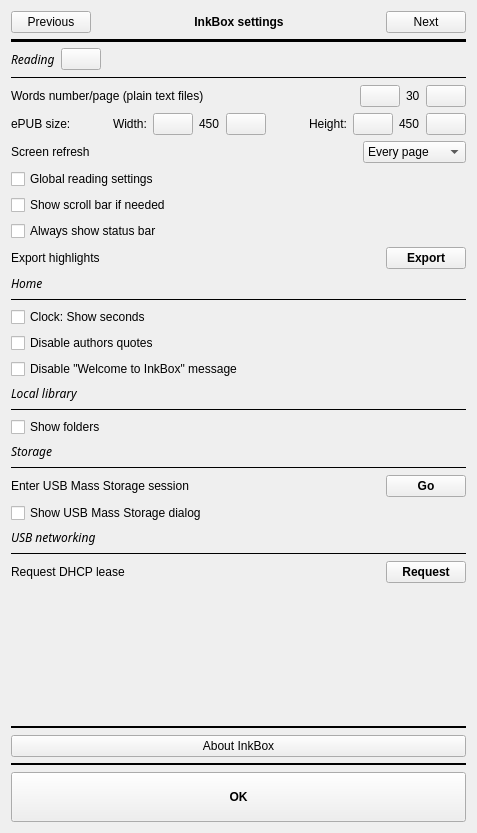
Szybet/inkbox, file src/settings/settings.ui: the form before one commit.
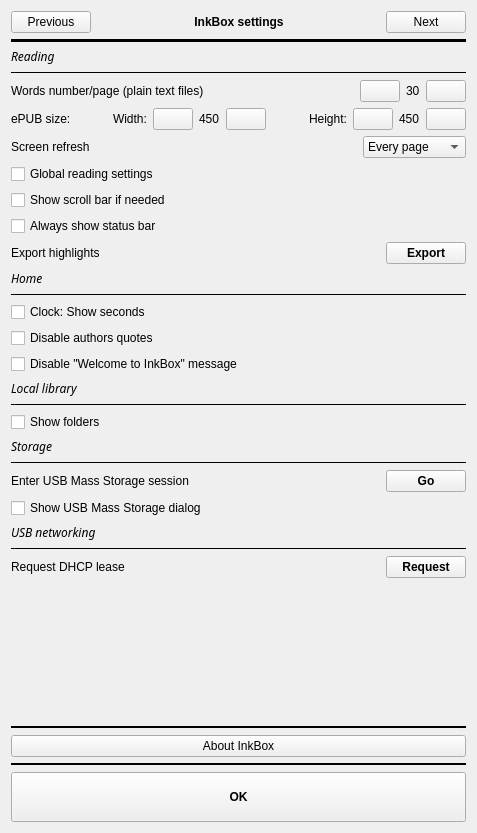
The form after the commit. Icons and pictures are not drawn.

Patch:
```diff
--- a/src/settings/settings.ui
+++ b/src/settings/settings.ui
@@ -69,7 +69,7 @@
           <x>0</x>
           <y>0</y>
           <width>457</width>
-          <height>667</height>
+          <height>650</height>
          </rect>
         </property>
         <layout class="QVBoxLayout" name="verticalLayout_4">
@@ -118,20 +118,7 @@
                <property name="bottomMargin">
                 <number>0</number>
                </property>
-               <item row="15" column="0">
-                <widget class="QLabel" name="label_14">
-                 <property name="font">
-                  <font>
-                   <family>Chivo</family>
-                   <italic>true</italic>
-                  </font>
-                 </property>
-                 <property name="text">
-                  <string>Local library</string>
-                 </property>
-                </widget>
-               </item>
-               <item row="5" column="0">
+               <item row="4" column="0">
                 <layout class="QGridLayout" name="gridLayout_9">
                  <property name="bottomMargin">
                   <number>0</number>
@@ -202,22 +189,92 @@
                  </item>
                 </layout>
                </item>
+               <item row="7" column="0">
+                <widget class="QCheckBox" name="menuBarCheckBox">
+                 <property name="text">
+                  <string>Always show status bar</string>
+                 </property>
+                </widget>
+               </item>
+               <item row="1" column="0">
+                <widget class="Line" name="line_8">
+                 <property name="frameShadow">
+                  <enum>QFrame::Plain</enum>
+                 </property>
+                 <property name="orientation">
+                  <enum>Qt::Horizontal</enum>
+                 </property>
+                </widget>
+               </item>
+               <item row="10" column="0">
+                <widget class="Line" name="line_6">
+                 <property name="frameShadow">
+                  <enum>QFrame::Plain</enum>
+                 </property>
+                 <property name="orientation">
+                  <enum>Qt::Horizontal</enum>
+                 </property>
+                </widget>
+               </item>
                <item row="14" column="0">
+                <widget class="QLabel" name="label_14">
+                 <property name="font">
+                  <font>
+                   <family>Chivo</family>
+                   <italic>true</italic>
+                  </font>
+                 </property>
+                 <property name="text">
+                  <string>Local library</string>
+                 </property>
+                </widget>
+               </item>
+               <item row="16" column="0">
+                <widget class="QCheckBox" name="localLibraryShowFoldersCheckBox">
+                 <property name="text">
+                  <string>Show folders</string>
+                 </property>
+                </widget>
+               </item>
+               <item row="12" column="0">
+                <widget class="QCheckBox" name="quoteCheckBox">
+                 <property name="text">
+                  <string>Disable authors quotes</string>
+                 </property>
+                </widget>
+               </item>
+               <item row="13" column="0">
                 <widget class="QCheckBox" name="demoCheckBox">
                  <property name="text">
                   <string>Disable &quot;Welcome to InkBox&quot; message</string>
                  </property>
                 </widget>
                </item>
-               <item row="7" column="0">
+               <item row="6" column="0">
                 <widget class="QCheckBox" name="readerScrollBarCheckBox">
                  <property name="text">
                   <string>Show scroll bar if needed</string>
                  </property>
                 </widget>
                </item>
-               <item row="22" column="0">
-                <widget class="Line" name="line_7">
+               <item row="27" column="0">
+                <spacer name="verticalSpacer">
+                 <property name="orientation">
+                  <enum>Qt::Vertical</enum>
+                 </property>
+                 <property name="sizeType">
+                  <enum>QSizePolicy::MinimumExpanding</enum>
+                 </property>
+                 <property name="sizeHint" stdset="0">
+                  <size>
+                   <width>0</width>
+                   <height>0</height>
+                  </size>
+                 </property>
+                </spacer>
+               </item>
+               <item row="25" column="0">
+                <widget class="Line" name="line_3">
                  <property name="frameShadow">
                   <enum>QFrame::Plain</enum>
                  </property>
@@ -226,7 +283,7 @@
                  </property>
                 </widget>
                </item>
-               <item row="9" column="0">
+               <item row="8" column="0">
                 <layout class="QGridLayout" name="gridLayout_16">
                  <property name="bottomMargin">
                   <number>0</number>
@@ -242,7 +299,6 @@
                   <widget class="QPushButton" name="exportHighlightsBtn">
                    <property name="font">
                     <font>
-                     <weight>75</weight>
                      <bold>true</bold>
                     </font>
                    </property>
@@ -266,21 +322,63 @@
                  </item>
                 </layout>
                </item>
-               <item row="6" column="0">
-                <widget class="QCheckBox" name="globalReadingSettingsCheckBox">
-                 <property name="text">
-                  <string>Global reading settings</string>
+               <item row="2" column="0">
+                <layout class="QGridLayout" name="gridLayout_6">
+                 <property name="bottomMargin">
+                  <number>0</number>
                  </property>
-                </widget>
+                 <item row="1" column="4">
+                  <widget class="QPushButton" name="wordsNumberIncBtn">
+                   <property name="text">
+                    <string/>
+                   </property>
+                   <property name="icon">
+                    <iconset resource="../eink.qrc">
+                     <normaloff>:/resources/plus.png</normaloff>:/resources/plus.png</iconset>
+                   </property>
+                  </widget>
+                 </item>
+                 <item row="1" column="3">
+                  <widget class="QLabel" name="wordsNumberValueLabel">
+                   <property name="text">
+                    <string>30</string>
+                   </property>
+                  </widget>
+                 </item>
+                 <item row="1" column="1">
+                  <spacer name="horizontalSpacer_5">
+                   <property name="orientation">
+                    <enum>Qt::Horizontal</enum>
+                   </property>
+                   <property name="sizeHint" stdset="0">
+                    <size>
+                     <width>40</width>
+                     <height>20</height>
+                    </size>
+                   </property>
+                  </spacer>
+                 </item>
+                 <item row="1" column="0">
+                  <widget class="QLabel" name="wordsNumberLabel">
+                   <property name="text">
+                    <string>Words number/page (plain text files)</string>
+                   </property>
+                  </widget>
+                 </item>
+                 <item row="1" column="2">
+                  <widget class="QPushButton" name="wordsNumberDecBtn">
+                   <property name="text">
+                    <string/>
+                   </property>
+                   <property name="icon">
+                    <iconset resource="../eink.qrc">
+                     <normaloff>:/resources/minus.png</normaloff>:/resources/minus.png</iconset>
+                   </property>
+                  </widget>
+                 </item>
+                </layout>
                </item>
-               <item row="24" column="0">
-                <widget class="QCheckBox" name="usbmsDialogBox">
-                 <property name="text">
-                  <string>Show USB Mass Storage dialog</string>
-                 </property>
-                </widget>
-               </item>
-               <item row="23" column="0">
+               <item row="22" column="0">
                 <layout class="QGridLayout" name="gridLayout_4">
                  <property name="bottomMargin">
                   <number>0</number>
@@ -309,7 +407,6 @@
                   <widget class="QPushButton" name="usbmsBtn">
                    <property name="font">
                     <font>
-                     <weight>75</weight>
                      <bold>true</bold>
                     </font>
                    </property>
@@ -320,29 +417,20 @@
                  </item>
                 </layout>
                </item>
-               <item row="21" column="0">
-                <widget class="QLabel" name="label_5">
+               <item row="24" column="0">
+                <widget class="QLabel" name="label_3">
                  <property name="font">
                   <font>
                    <family>Chivo</family>
-                   <weight>50</weight>
                    <italic>true</italic>
-                   <bold>false</bold>
                   </font>
                  </property>
                  <property name="text">
-                  <string>Storage</string>
+                  <string>USB networking</string>
                  </property>
                 </widget>
                </item>
-               <item row="17" column="0">
-                <widget class="QCheckBox" name="localLibraryShowFoldersCheckBox">
-                 <property name="text">
-                  <string>Show folders</string>
-                 </property>
-                </widget>
-               </item>
-               <item row="27" column="0">
+               <item row="26" column="0">
                 <layout class="QGridLayout" name="gridLayout_3">
                  <property name="bottomMargin">
                   <number>0</number>
@@ -371,7 +459,6 @@
                   <widget class="QPushButton" name="requestLeaseBtn">
                    <property name="font">
                     <font>
-                     <weight>75</weight>
                      <bold>true</bold>
                     </font>
                    </property>
@@ -382,168 +469,14 @@
                  </item>
                 </layout>
                </item>
-               <item row="26" column="0">
-                <widget class="Line" name="line_3">
-                 <property name="frameShadow">
-                  <enum>QFrame::Plain</enum>
-                 </property>
-                 <property name="orientation">
-                  <enum>Qt::Horizontal</enum>
-                 </property>
-                </widget>
-               </item>
-               <item row="25" column="0">
-                <widget class="QLabel" name="label_3">
-                 <property name="font">
-                  <font>
-                   <family>Chivo</family>
-                   <italic>true</italic>
-                  </font>
-                 </property>
+               <item row="5" column="0">
+                <widget class="QCheckBox" name="globalReadingSettingsCheckBox">
                  <property name="text">
-                  <string>USB networking</string>
-                 </property>
-                </widget>
-               </item>
-               <item row="10" column="0">
-                <widget class="QLabel" name="label_2">
-                 <property name="font">
-                  <font>
-                   <family>Chivo</family>
-                   <weight>50</weight>
-                   <italic>true</italic>
-                   <bold>false</bold>
-                  </font>
-                 </property>
-                 <property name="text">
-                  <string>Home</string>
-                 </property>
-                </widget>
-               </item>
-               <item row="13" column="0">
-                <widget class="QCheckBox" name="quoteCheckBox">
-                 <property name="text">
-                  <string>Disable authors quotes</string>
-                 </property>
-                </widget>
-               </item>
-               <item row="16" column="0">
-                <widget class="Line" name="line_11">
-                 <property name="frameShadow">
-                  <enum>QFrame::Plain</enum>
-                 </property>
-                 <property name="orientation">
-                  <enum>Qt::Horizontal</enum>
-                 </property>
-                </widget>
-               </item>
-               <item row="28" column="0">
-                <spacer name="verticalSpacer">
-                 <property name="orientation">
-                  <enum>Qt::Vertical</enum>
-                 </property>
-                 <property name="sizeType">
-                  <enum>QSizePolicy::MinimumExpanding</enum>
-                 </property>
-                 <property name="sizeHint" stdset="0">
-                  <size>
-                   <width>0</width>
-                   <height>0</height>
-                  </size>
-                 </property>
-                </spacer>
-               </item>
-               <item row="8" column="0">
-                <widget class="QCheckBox" name="menuBarCheckBox">
-                 <property name="text">
-                  <string>Always show status bar</string>
-                 </property>
-                </widget>
-               </item>
-               <item row="2" column="0">
-                <widget class="Line" name="line_8">
-                 <property name="frameShadow">
-                  <enum>QFrame::Plain</enum>
-                 </property>
-                 <property name="orientation">
-                  <enum>Qt::Horizontal</enum>
-                 </property>
-                </widget>
-               </item>
-               <item row="11" column="0">
-                <widget class="Line" name="line_6">
-                 <property name="frameShadow">
-                  <enum>QFrame::Plain</enum>
-                 </property>
-                 <property name="orientation">
-                  <enum>Qt::Horizontal</enum>
+                  <string>Global reading settings</string>
                  </property>
                 </widget>
                </item>
                <item row="3" column="0">
-                <layout class="QGridLayout" name="gridLayout_6">
-                 <property name="bottomMargin">
-                  <number>0</number>
-                 </property>
-                 <item row="1" column="4">
-                  <widget class="QPushButton" name="wordsNumberIncBtn">
-                   <property name="text">
-                    <string/>
-                   </property>
-                   <property name="icon">
-                    <iconset resource="../eink.qrc">
-                     <normaloff>:/resources/plus.png</normaloff>:/resources/plus.png</iconset>
-                   </property>
-                  </widget>
-                 </item>
-                 <item row="1" column="3">
-                  <widget class="QLabel" name="wordsNumberValueLabel">
-                   <property name="text">
-                    <string>30</string>
-                   </property>
-                  </widget>
-                 </item>
-                 <item row="1" column="1">
-                  <spacer name="horizontalSpacer_5">
-                   <property name="orientation">
-                    <enum>Qt::Horizontal</enum>
-                   </property>
-                   <property name="sizeHint" stdset="0">
-                    <size>
-                     <width>40</width>
-                     <height>20</height>
-                    </size>
-                   </property>
-                  </spacer>
-                 </item>
-                 <item row="1" column="0">
-                  <widget class="QLabel" name="wordsNumberLabel">
-                   <property name="text">
-                    <string>Words number/page (plain text files)</string>
-                   </property>
-                  </widget>
-                 </item>
-                 <item row="1" column="2">
-                  <widget class="QPushButton" name="wordsNumberDecBtn">
-                   <property name="text">
-                    <string/>
-                   </property>
-                   <property name="icon">
-                    <iconset resource="../eink.qrc">
-                     <normaloff>:/resources/minus.png</normaloff>:/resources/minus.png</iconset>
-                   </property>
-                  </widget>
-                 </item>
-                </layout>
-               </item>
-               <item row="12" column="0">
-                <widget class="QCheckBox" name="clockCheckBox">
-                 <property name="text">
-                  <string>Clock: Show seconds</string>
-                 </property>
-                </widget>
-               </item>
-               <item row="4" column="0">
                 <layout class="QGridLayout" name="gridLayout_15">
                  <property name="bottomMargin">
                   <number>0</number>
@@ -655,48 +588,81 @@
                  </item>
                 </layout>
                </item>
-               <item row="1" column="0">
-                <layout class="QHBoxLayout" name="horizontalLayout">
-                 <item>
-                  <widget class="QLabel" name="label_7">
-                   <property name="font">
-                    <font>
-                     <family>Chivo</family>
-                     <weight>50</weight>
-                     <italic>true</italic>
-                     <bold>false</bold>
-                    </font>
-                   </property>
-                   <property name="text">
-                    <string>Reading</string>
-                   </property>
-                  </widget>
-                 </item>
-                 <item>
-                  <widget class="QPushButton" name="readerInfoButton">
-                   <property name="text">
-                    <string/>
-                   </property>
-                   <property name="icon">
-                    <iconset resource="../eink.qrc">
-                     <normaloff>:/resources/info.png</normaloff>:/resources/info.png</iconset>
-                   </property>
-                  </widget>
-                 </item>
-                 <item>
-                  <spacer name="horizontalSpacer_18">
-                   <property name="orientation">
-                    <enum>Qt::Horizontal</enum>
-                   </property>
-                   <property name="sizeHint" stdset="0">
-                    <size>
-                     <width>40</width>
-                     <height>20</height>
-                    </size>
-                   </property>
-                  </spacer>
-                 </item>
-                </layout>
+               <item row="0" column="0">
+                <widget class="QLabel" name="label_7">
+                 <property name="font">
+                  <font>
+                   <family>Chivo</family>
+                   <italic>true</italic>
+                   <bold>false</bold>
+                  </font>
+                 </property>
+                 <property name="text">
+                  <string>Reading</string>
+                 </property>
+                </widget>
+               </item>
+               <item row="21" column="0">
+                <widget class="Line" name="line_7">
+                 <property name="frameShadow">
+                  <enum>QFrame::Plain</enum>
+                 </property>
+                 <property name="orientation">
+                  <enum>Qt::Horizontal</enum>
+                 </property>
+                </widget>
+               </item>
+               <item row="9" column="0">
+                <widget class="QLabel" name="label_2">
+                 <property name="font">
+                  <font>
+                   <family>Chivo</family>
+                   <italic>true</italic>
+                   <bold>false</bold>
+                  </font>
+                 </property>
+                 <property name="text">
+                  <string>Home</string>
+                 </property>
+                </widget>
+               </item>
+               <item row="11" column="0">
+                <widget class="QCheckBox" name="clockCheckBox">
+                 <property name="text">
+                  <string>Clock: Show seconds</string>
+                 </property>
+                </widget>
+               </item>
+               <item row="15" column="0">
+                <widget class="Line" name="line_11">
+                 <property name="frameShadow">
+                  <enum>QFrame::Plain</enum>
+                 </property>
+                 <property name="orientation">
+                  <enum>Qt::Horizontal</enum>
+                 </property>
+                </widget>
+               </item>
+               <item row="20" column="0">
+                <widget class="QLabel" name="label_5">
+                 <property name="font">
+                  <font>
+                   <family>Chivo</family>
+                   <italic>true</italic>
+                   <bold>false</bold>
+                  </font>
+                 </property>
+                 <property name="text">
+                  <string>Storage</string>
+                 </property>
+                </widget>
+               </item>
+               <item row="23" column="0">
+                <widget class="QCheckBox" name="usbmsDialogBox">
+                 <property name="text">
+                  <string>Show USB Mass Storage dialog</string>
+                 </property>
+                </widget>
                </item>
               </layout>
              </item>
```
Left out of the diff: 6 changed lines with no effect on the pictures.
